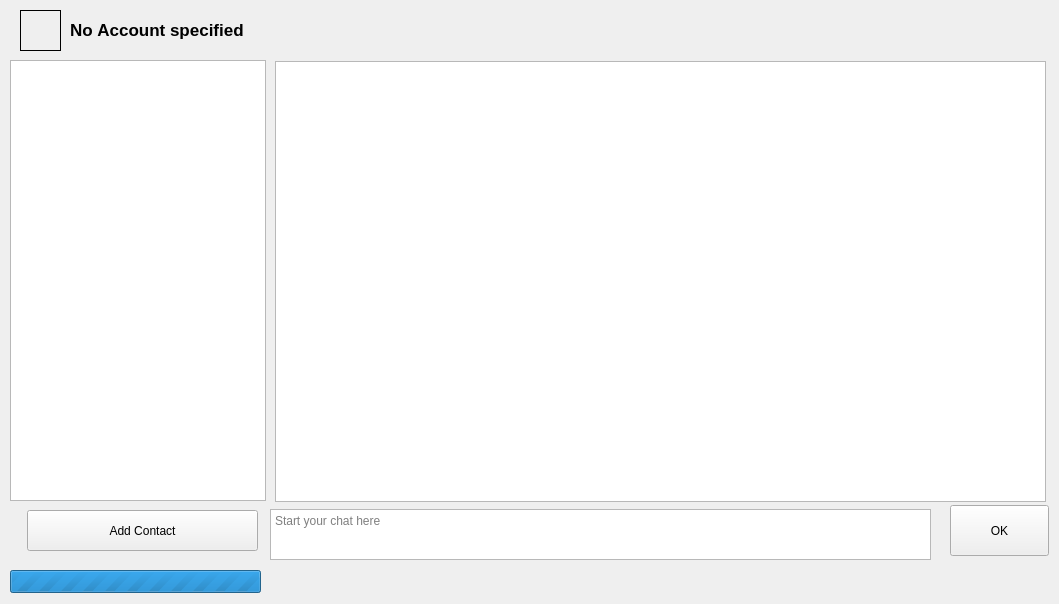
Before: the Qt Designer form messengerapp/views/mchatwidget.ui in benuha/IOTA-PyMessenger, drawn with Qt 5.
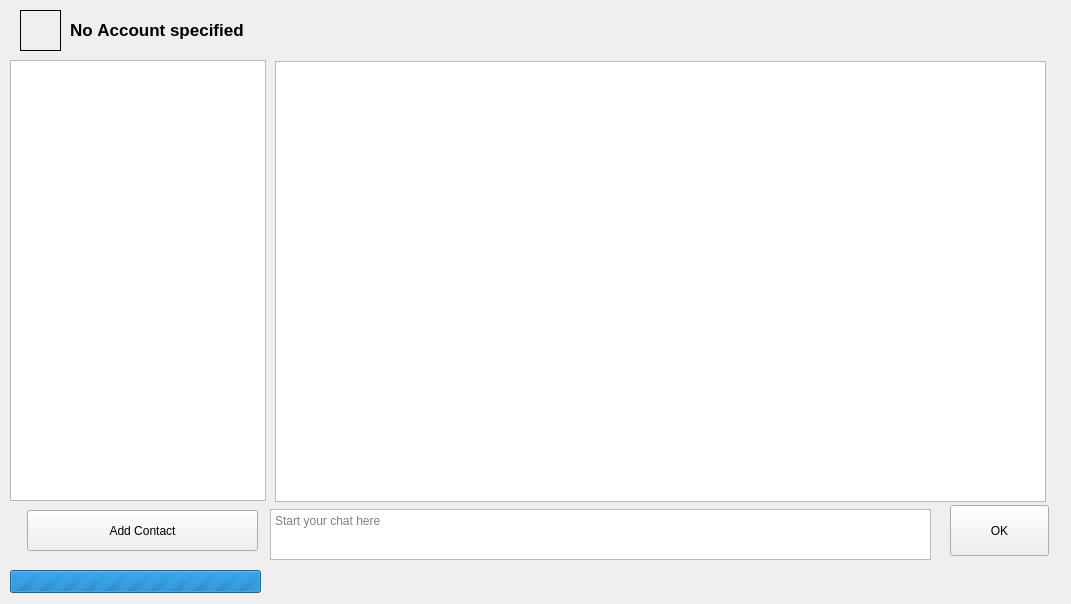
After: the same form once the commit is applied.

```diff
--- a/messengerapp/views/mchatwidget.ui
+++ b/messengerapp/views/mchatwidget.ui
@@ -6,7 +6,7 @@
    <rect>
     <x>0</x>
     <y>0</y>
-    <width>1059</width>
+    <width>1071</width>
     <height>604</height>
    </rect>
   </property>
@@ -41,7 +41,7 @@
     <rect>
      <x>70</x>
      <y>10</y>
-     <width>981</width>
+     <width>1001</width>
      <height>41</height>
     </rect>
    </property>
```
